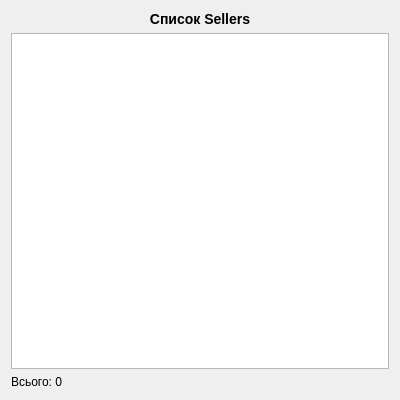
This is MDI/StudentSellerApp/sellerlistdialog.ui in bilokrynytskali-ctrl/PractOOP as Qt 5 draws it before an edit. The edited form follows.
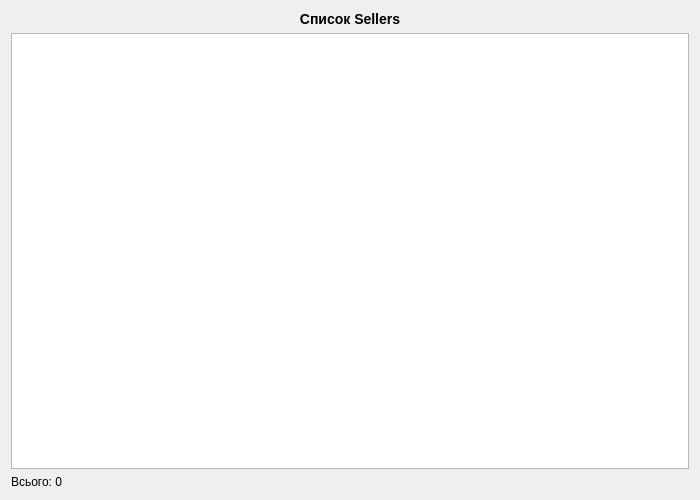
This is the edited form.

The edit to the form file:
```diff
--- a/MDI/StudentSellerApp/sellerlistdialog.ui
+++ b/MDI/StudentSellerApp/sellerlistdialog.ui
@@ -6,8 +6,8 @@
    <rect>
     <x>0</x>
     <y>0</y>
-    <width>400</width>
-    <height>400</height>
+    <width>700</width>
+    <height>500</height>
    </rect>
   </property>
   <property name="windowTitle">
@@ -25,7 +25,14 @@
     </widget>
    </item>
    <item>
-    <widget class="QListWidget" name="listWidget"/>
+    <widget class="QTableView" name="tableView">
+     <property name="alternatingRowColors">
+      <bool>true</bool>
+     </property>
+     <property name="selectionBehavior">
+      <enum>QAbstractItemView::SelectRows</enum>
+     </property>
+    </widget>
    </item>
    <item>
     <widget class="QLabel" name="label_count">
```
